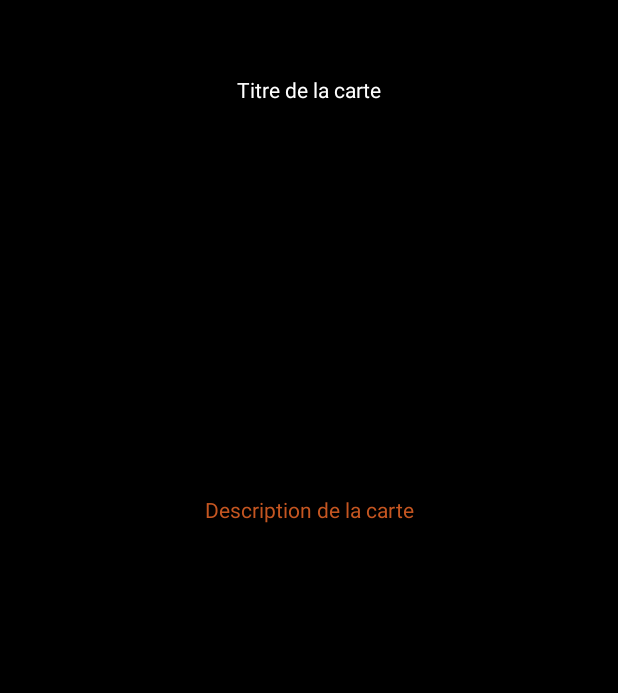
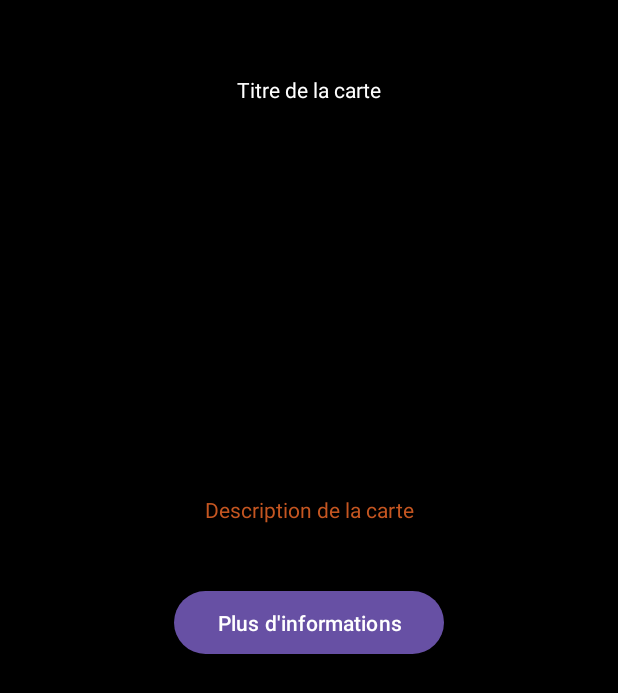
Before and after one commit to TristanEPSI/BooksApp, an Android app: the layout book_in_list.xml on its own in the app's theme, with its tools: preview values and no code run, on a phone screen of 412 x 824 dp. Shown: the top 693 px of the screen. Run offline under Robolectric (Android 15) with nearby library versions, the phone set to English and light mode, and no system bars.

Commit message:
API request work, Recycler View work Button added Informations passed (test required)
Need to
  Display more information about card.

```diff
--- a/app/src/main/java/com/example/booksappgottschalktristan/Details_book.kt
+++ b/app/src/main/java/com/example/booksappgottschalktristan/Details_book.kt
@@ -3,7 +3,7 @@ package com.example.booksappgottschalktristan
 import androidx.appcompat.app.AppCompatActivity
 import android.os.Bundle
 
-class DetailsBook : AppCompatActivity() {
+class DetailsCardActivity : AppCompatActivity() {
     override fun onCreate(savedInstanceState: Bundle?) {
         super.onCreate(savedInstanceState)
         setContentView(R.layout.details_book)
--- a/app/src/main/java/com/example/booksappgottschalktristan/List_booksActivity.kt
+++ b/app/src/main/java/com/example/booksappgottschalktristan/List_booksActivity.kt
@@ -1,5 +1,6 @@
 package com.example.booksappgottschalktristan
 
+import android.content.Intent
 import androidx.appcompat.app.AppCompatActivity
 import android.os.Bundle
 import android.util.Log
@@ -38,4 +39,5 @@ class ListBooksActivity : AppCompatActivity() {
             }
         }
     }
+
 }
--- a/app/src/main/res/layout/book_in_list.xml
+++ b/app/src/main/res/layout/book_in_list.xml
@@ -34,6 +34,18 @@
             android:gravity="center"
             >
         </TextView>
+        <LinearLayout
+            android:layout_width="match_parent"
+            android:layout_height="50dp"
+            android:gravity="center">
+            <Button
+                android:layout_width="180dp"
+                android:layout_height="50dp"
+                android:text="@string/plus_d_informations">
+
+            </Button>
+
+        </LinearLayout>
 
     </LinearLayout>
 
--- a/app/src/main/res/layout/details_book.xml
+++ b/app/src/main/res/layout/details_book.xml
@@ -4,7 +4,7 @@
     xmlns:tools="http://schemas.android.com/tools"
     android:layout_width="match_parent"
     android:layout_height="match_parent"
-    tools:context=".DetailsBook"
+    tools:context=".DetailsCardActivity"
     android:background="@color/black">
 
     <LinearLayout
--- a/app/src/main/res/values/strings.xml
+++ b/app/src/main/res/values/strings.xml
@@ -2,5 +2,6 @@
     <string name="app_name">BooksApp GOTTSCHALK Tristan</string>
     <string name="emailInput">Entrez une adresse mail</string>
     <string name="passwordInput">Entrez un mot de passe</string>
+    <string name="plus_d_informations">Plus d\'informations</string>
 
 </resources>
```
Also changed, not shown: app/src/main/java/com/example/booksappgottschalktristan/BookViewHolder.kt (+22 -3 lines).
